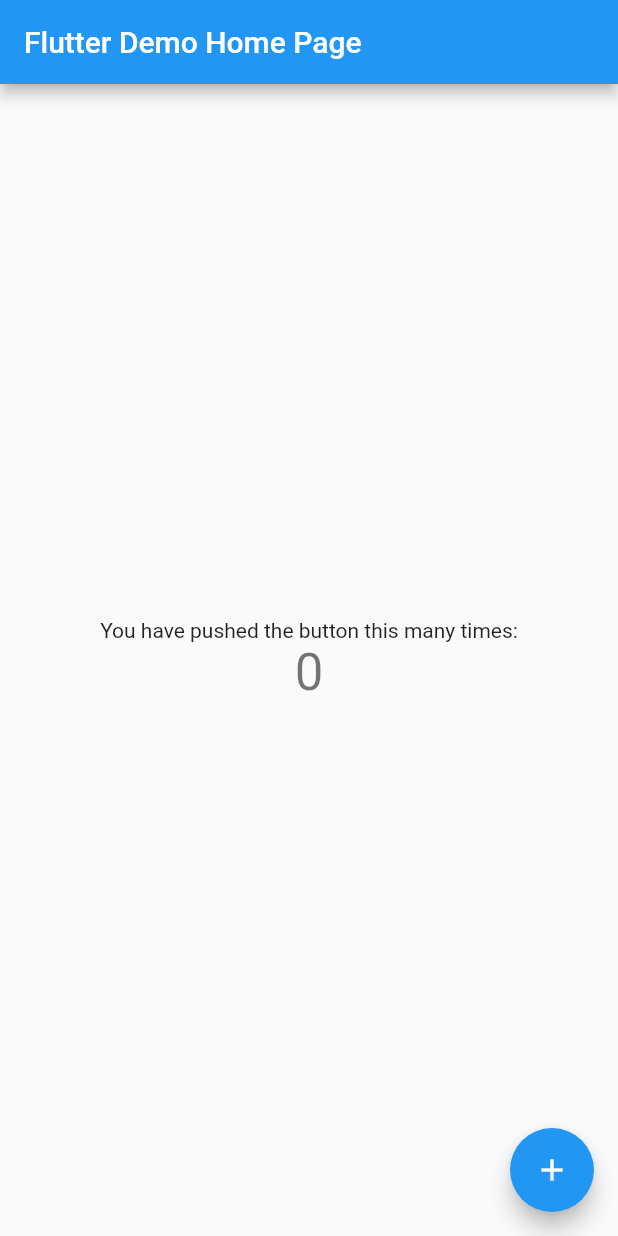
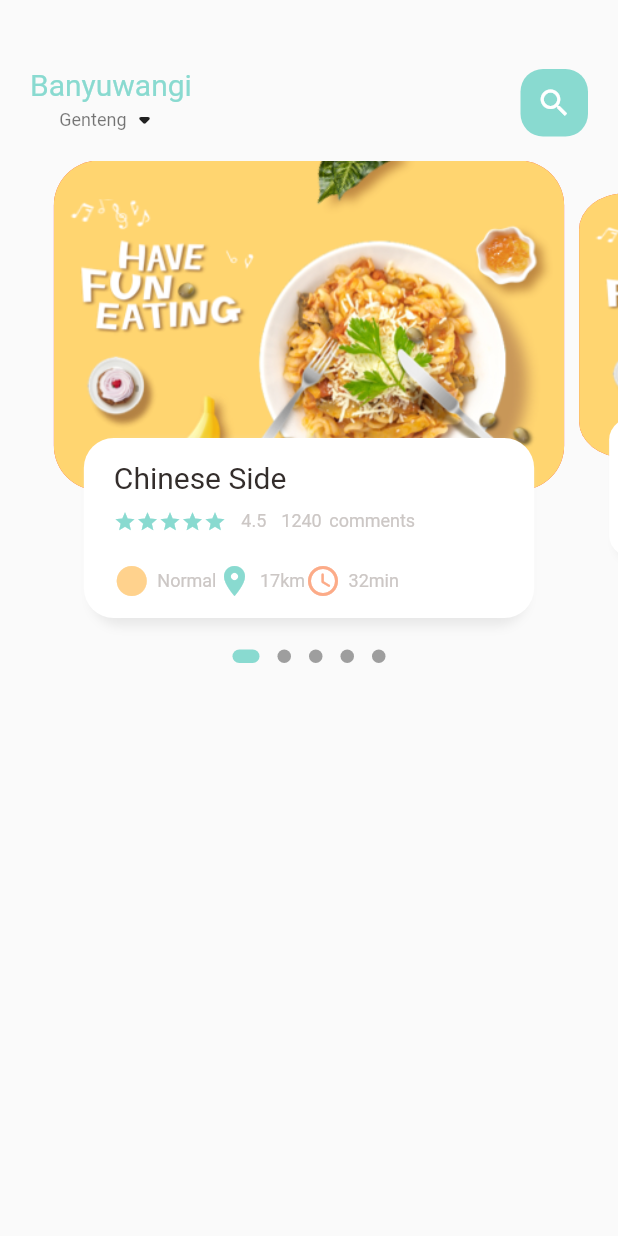
Before and after one commit to Khoruma/food_delivery, a Flutter app: the screen it shows after launch, on a phone screen of 412 x 824 dp. Run offline on Flutter 3.47's test engine with Material 2 defaults, Android fonts, the phone set to English and light mode, and no system bars; drawn by our look-alikes of dots_indicator.

Commit message:
UI head & body done

```diff
--- /dev/null
+++ b/lib/home/food_page_body.dart
@@ -0,0 +1,175 @@
+part of 'home.dart';
+
+class FoodPageBody extends StatefulWidget {
+  const FoodPageBody({Key? key}) : super(key: key);
+
+  @override
+  State<FoodPageBody> createState() => _FoodPageBodyState();
+}
+
+class _FoodPageBodyState extends State<FoodPageBody> {
+  PageController pageController = PageController(viewportFraction: 0.85);
+  var _currPageValue = 0.0;
+  double _scaleFactor = 0.8;
+  double _height = 220;
+
+  @override
+  void initState() {
+    super.initState();
+    pageController.addListener(() {
+      setState(() {
+        _currPageValue = pageController.page!;
+      });
+    });
+  }
+
+  @override
+  void dispose() {
+    pageController.dispose();
+  }
+
+  @override
+  Widget build(BuildContext context) {
+    return Column(
+      children: [
+        Container(
+          height: 320,
+          child: PageView.builder(
+              controller: pageController,
+              itemCount: 5,
+              itemBuilder: (context, position) {
+                return _buildPageItem(position);
+              }),
+        ),
+        new DotsIndicator(
+          dotsCount: 5,
+          position: _currPageValue,
+          decorator: DotsDecorator(
+            size: const Size.square(9.0),
+            activeColor: AppColors.mainColor,
+            activeSize: const Size(18.0, 9.0),
+            activeShape: RoundedRectangleBorder(
+                borderRadius: BorderRadius.circular(5.0)),
+          ),
+        )
+      ],
+    );
+  }
+
+  Widget _buildPageItem(int index) {
+    Matrix4 matrix = new Matrix4.identity();
+    if (index == _currPageValue.floor()) {
+      var currScale = 1 - (_currPageValue - index) * (1 - _scaleFactor);
+      var currTrans = _height * (1 - currScale) / 2;
+      matrix = Matrix4.diagonal3Values(1, currScale, 1)
+        ..setTranslationRaw(0, currTrans, 0);
+    } else if (index == _currPageValue.floor() + 1) {
+      var currScale =
+          _scaleFactor + (_currPageValue - index + 1) * (1 - _scaleFactor);
+      var currTrans = _height * (1 - currScale) / 2;
+      matrix = Matrix4.diagonal3Values(1, currScale, 1);
+      matrix = Matrix4.diagonal3Values(1, currScale, 1)
+        ..setTranslationRaw(0, currTrans, 0);
+    } else if (index == _currPageValue.floor() - 1) {
+      var currScale = 1 - (_currPageValue - index) * (1 - _scaleFactor);
+      var currTrans = _height * (1 - currScale) / 2;
+      matrix = Matrix4.diagonal3Values(1, currScale, 1);
+      matrix = Matrix4.diagonal3Values(1, currScale, 1)
+        ..setTranslationRaw(0, currTrans, 0);
+    } else {
+      var currScale = 0.8;
+      matrix = Matrix4.diagonal3Values(1, currScale, 1)
+        ..setTranslationRaw(0, _height * (1 - _scaleFactor) / 2, 1);
+    }
+
+    return Transform(
+      transform: matrix,
+      child: Stack(
+        children: [
+          Container(
+            height: 220,
+            margin: const EdgeInsets.only(left: 5, right: 5),
+            decoration: BoxDecoration(
+                borderRadius: BorderRadius.circular(30),
+                color: Colors.red,
+                image: const DecorationImage(
+                    fit: BoxFit.cover,
+                    image: AssetImage("assets/image/food0.png"))),
+          ),
+          Align(
+            alignment: Alignment.bottomCenter,
+            child: Container(
+              height: 120,
+              margin: const EdgeInsets.only(left: 30, right: 30, bottom: 15),
+              decoration: BoxDecoration(
+                  borderRadius: BorderRadius.circular(20),
+                  color: Colors.white,
+                  boxShadow: const [
+                    BoxShadow(
+                        color: Color(0xFFe8e8e8),
+                        blurRadius: 5.0,
+                        offset: Offset(0, 5)),
+                    BoxShadow(color: Colors.white, offset: Offset(-5, 0)),
+                    BoxShadow(color: Colors.white, offset: Offset(5, 0))
+                  ]),
+              child: Container(
+                margin: const EdgeInsets.only(top: 15, left: 15, right: 15),
+                child: Column(
+                  crossAxisAlignment: CrossAxisAlignment.start,
+                  children: [
+                    BigText(text: "Chinese Side"),
+                    const SizedBox(
+                      height: 10,
+                    ),
+                    Row(
+                      children: [
+                        Wrap(
+                          children: List.generate(
+                              5,
+                              (index) => const Icon(
+                                    Icons.star,
+                                    color: AppColors.mainColor,
+                                    size: 15,
+                                  )),
+                        ),
+                        const SizedBox(
+                          width: 10,
+                        ),
+                        SmallText(text: "4.5"),
+                        const SizedBox(
+                          width: 10,
+                        ),
+                        SmallText(text: "1240"),
+                        const SizedBox(
+                          width: 5,
+                        ),
+                        SmallText(text: "comments"),
+                      ],
+                    ),
+                    const SizedBox(
+                      height: 20,
+                    ),
+                    Row(children: const [
+                      IconsAndTextWidget(
+                          text: "Normal",
+                          icon: Icons.circle_sharp,
+                          iconColor: AppColors.iconColor1),
+                      IconsAndTextWidget(
+                          text: "17km",
+                          icon: Icons.location_on,
+                          iconColor: AppColors.mainColor),
+                      IconsAndTextWidget(
+                          text: "32min",
+                          icon: Icons.access_time_rounded,
+                          iconColor: AppColors.iconColor2),
+                    ])
+                  ],
+                ),
+              ),
+            ),
+          )
+        ],
+      ),
+    );
+  }
+}
--- /dev/null
+++ b/lib/home/home.dart
@@ -0,0 +1,7 @@
+import 'package:dots_indicator/dots_indicator.dart';
+import 'package:flutter/material.dart';
+import 'package:food_delivery/utils/colors.dart';
+import 'package:food_delivery/widgets/widgets.dart';
+
+part 'main_food_pages.dart';
+part 'food_page_body.dart';
--- /dev/null
+++ b/lib/home/main_food_pages.dart
@@ -0,0 +1,64 @@
+part of 'home.dart';
+
+class MainFoodPages extends StatefulWidget {
+  const MainFoodPages({Key? key}) : super(key: key);
+
+  @override
+  State<MainFoodPages> createState() => _MainFoodPagesState();
+}
+
+class _MainFoodPagesState extends State<MainFoodPages> {
+  @override
+  Widget build(BuildContext context) {
+    return Scaffold(
+      body: Container(
+          child: Column(
+        children: [
+          //showing the header
+          Container(
+              child: Container(
+            margin: const EdgeInsets.only(top: 45, bottom: 15),
+            padding: const EdgeInsets.only(right: 20, left: 20),
+            child: Row(
+              mainAxisAlignment: MainAxisAlignment.spaceBetween,
+              children: [
+                Column(
+                  children: [
+                    BigText(
+                      text: "Banyuwangi",
+                      color: AppColors.mainColor,
+                    ),
+                    Row(
+                      children: [
+                        SmallText(
+                          text: "Genteng",
+                          color: Colors.black54,
+                        ),
+                        const Icon(Icons.arrow_drop_down_rounded)
+                      ],
+                    )
+                  ],
+                ),
+                Center(
+                  child: Container(
+                    width: 45,
+                    height: 45,
+                    child: const Icon(
+                      Icons.search,
+                      color: Colors.white,
+                    ),
+                    decoration: BoxDecoration(
+                        borderRadius: BorderRadius.circular(15),
+                        color: AppColors.mainColor),
+                  ),
+                )
+              ],
+            ),
+          )),
+          //showing the body
+          const FoodPageBody()
+        ],
+      )),
+    );
+  }
+}
--- a/lib/main.dart
+++ b/lib/main.dart
@@ -1,4 +1,5 @@
 import 'package:flutter/material.dart';
+import 'package:food_delivery/home/home.dart';
 
 void main() {
   runApp(const MyApp());
@@ -11,105 +12,12 @@ class MyApp extends StatelessWidget {
   @override
   Widget build(BuildContext context) {
     return MaterialApp(
+      debugShowCheckedModeBanner: false,
       title: 'Flutter Demo',
       theme: ThemeData(
-        // This is the theme of your application.
-        //
-        // Try running your application with "flutter run". You'll see the
-        // application has a blue toolbar. Then, without quitting the app, try
-        // changing the primarySwatch below to Colors.green and then invoke
-        // "hot reload" (press "r" in the console where you ran "flutter run",
-        // or simply save your changes to "hot reload" in a Flutter IDE).
-        // Notice that the counter didn't reset back to zero; the application
-        // is not restarted.
         primarySwatch: Colors.blue,
       ),
-      home: const MyHomePage(title: 'Flutter Demo Home Page'),
+      home: const MainFoodPages(),
     );
   }
 }
-
-class MyHomePage extends StatefulWidget {
-  const MyHomePage({Key? key, required this.title}) : super(key: key);
-
-  // This widget is the home page of your application. It is stateful, meaning
-  // that it has a State object (defined below) that contains fields that affect
-  // how it looks.
-
-  // This class is the configuration for the state. It holds the values (in this
-  // case the title) provided by the parent (in this case the App widget) and
-  // used by the build method of the State. Fields in a Widget subclass are
-  // always marked "final".
-
-  final String title;
-
-  @override
-  State<MyHomePage> createState() => _MyHomePageState();
-}
-
-class _MyHomePageState extends State<MyHomePage> {
-  int _counter = 0;
-
-  void _incrementCounter() {
-    setState(() {
-      // This call to setState tells the Flutter framework that something has
-      // changed in this State, which causes it to rerun the build method below
-      // so that the display can reflect the updated values. If we changed
-      // _counter without calling setState(), then the build method would not be
-      // called again, and so nothing would appear to happen.
-      _counter++;
-    });
-  }
-
-  @override
-  Widget build(BuildContext context) {
-    // This method is rerun every time setState is called, for instance as done
-    // by the _incrementCounter method above.
-    //
-    // The Flutter framework has been optimized to make rerunning build methods
-    // fast, so that you can just rebuild anything that needs updating rather
-    // than having to individually change instances of widgets.
-    return Scaffold(
-      appBar: AppBar(
-        // Here we take the value from the MyHomePage object that was created by
-        // the App.build method, and use it to set our appbar title.
-        title: Text(widget.title),
-      ),
-      body: Center(
-        // Center is a layout widget. It takes a single child and positions it
-        // in the middle of the parent.
-        child: Column(
-          // Column is also a layout widget. It takes a list of children and
-          // arranges them vertically. By default, it sizes itself to fit its
-          // children horizontally, and tries to be as tall as its parent.
-          //
-          // Invoke "debug painting" (press "p" in the console, choose the
-          // "Toggle Debug Paint" action from the Flutter Inspector in Android
-          // Studio, or the "Toggle Debug Paint" command in Visual Studio Code)
-          // to see the wireframe for each widget.
-          //
-          // Column has various properties to control how it sizes itself and
-          // how it positions its children. Here we use mainAxisAlignment to
-          // center the children vertically; the main axis here is the vertical
-          // axis because Columns are vertical (the cross axis would be
-          // horizontal).
-          mainAxisAlignment: MainAxisAlignment.center,
-          children: <Widget>[
-            const Text(
-              'You have pushed the button this many times:',
-            ),
-            Text(
-              '$_counter',
-              style: Theme.of(context).textTheme.headline4,
-            ),
-          ],
-        ),
-      ),
-      floatingActionButton: FloatingActionButton(
-        onPressed: _incrementCounter,
-        tooltip: 'Increment',
-        child: const Icon(Icons.add),
-      ), // This trailing comma makes auto-formatting nicer for build methods.
-    );
-  }
-}
--- a/lib/utils/colors.dart
+++ b/lib/utils/colors.dart
@@ -1,17 +1,17 @@
 import 'dart:ui';
 
 class AppColors{
-  static final Color textColor = const Color(0xFFccc7c5);
-  static final Color mainColor = const Color(0xFF89dad0);
+  static const Color textColor =  Color(0xFFccc7c5);
+  static const Color mainColor =  Color(0xFF89dad0);
   //static final Color mainColor = const Color(0xFFfa7552);
-  static final Color iconColor1 = const Color(0xFFffd28d);
-  static final Color iconColor2 = const Color(0xFFfcab88);
-  static final Color paraColor = const Color(0xFF8f837f);
-  static final Color buttonBackgroundColor= const Color(0xFFf7f6f4);
-  static final Color signColor = const Color(0xFFa9a29f);
-  static final Color titleColor = const Color(0xFF5c524f);
-  static final Color mainBlackColor = const Color(0xFF332d2b);
+  static const Color iconColor1 =  Color(0xFFffd28d);
+  static const Color iconColor2 =  Color(0xFFfcab88);
+  static const Color paraColor =  Color(0xFF8f837f);
+  static const Color buttonBackgroundColor=  Color(0xFFf7f6f4);
+  static const Color signColor =  Color(0xFFa9a29f);
+  static const Color titleColor =  Color(0xFF5c524f);
+  static const Color mainBlackColor =  Color(0xFF332d2b);
   //static final Color yellowColor = const Color(0xFFfa7552);
-  static final Color yellowColor = const Color(0xFFffd379);
+  static const Color yellowColor =  Color(0xFFffd379);
 
 }
--- /dev/null
+++ b/lib/widgets/big_text.dart
@@ -0,0 +1,30 @@
+part of 'widgets.dart';
+
+class BigText extends StatelessWidget {
+  Color? color;
+  final String text;
+  double size;
+  TextOverflow overFlow;
+  BigText(
+      {Key? key,
+      this.color = const Color(0xFF332d2b),
+      this.size=20,
+      required this.text,
+      this.overFlow = TextOverflow.ellipsis})
+      : super(key: key);
+
+  @override
+  Widget build(BuildContext context) {
+    return Text(
+      text,
+      maxLines: 1,
+      overflow: overFlow,
+      style: TextStyle(
+        fontFamily: 'Roboto',
+        color: color,
+        fontSize: size,
+        fontWeight: FontWeight.w400
+      ),
+    );
+  }
+}
--- /dev/null
+++ b/lib/widgets/icons_and_text_widget.dart
@@ -0,0 +1,22 @@
+part of 'widgets.dart';
+
+class IconsAndTextWidget extends StatelessWidget {
+  final IconData icon;
+  final String text;
+  final Color iconColor;
+  const IconsAndTextWidget({Key? key,
+  required this.text,
+  required this.icon,
+  required this.iconColor}) : super(key: key);
+
+  @override
+  Widget build(BuildContext context) {
+    return Row(
+      children: [
+        Icon(icon, color: iconColor),
+        const SizedBox(width: 5,),
+        SmallText(text: text,)
+      ],
+    );
+  }
+}
--- /dev/null
+++ b/lib/widgets/small_text.dart
@@ -0,0 +1,28 @@
+part of 'widgets.dart';
+
+class SmallText extends StatelessWidget {
+  Color? color;
+  final String text;
+  double size;
+  double height;
+  SmallText({
+    Key? key,
+    this.color = const Color(0xFFccc7c5),
+    this.size = 12,
+    this.height = 1.2,
+    required this.text,
+  }) : super(key: key);
+
+  @override
+  Widget build(BuildContext context) {
+    return Text(
+      text,
+      style: TextStyle(
+          fontFamily: 'Roboto',
+          color: color,
+          fontSize: size,
+          height: height,
+          fontWeight: FontWeight.w400),
+    );
+  }
+}
--- /dev/null
+++ b/lib/widgets/widgets.dart
@@ -0,0 +1,5 @@
+import 'package:flutter/material.dart';
+
+part 'icons_and_text_widget.dart';
+part 'small_text.dart';
+part 'big_text.dart';
```
Also changed, not shown: pubspec.yaml (+18 -14 lines), pubspec.lock.
